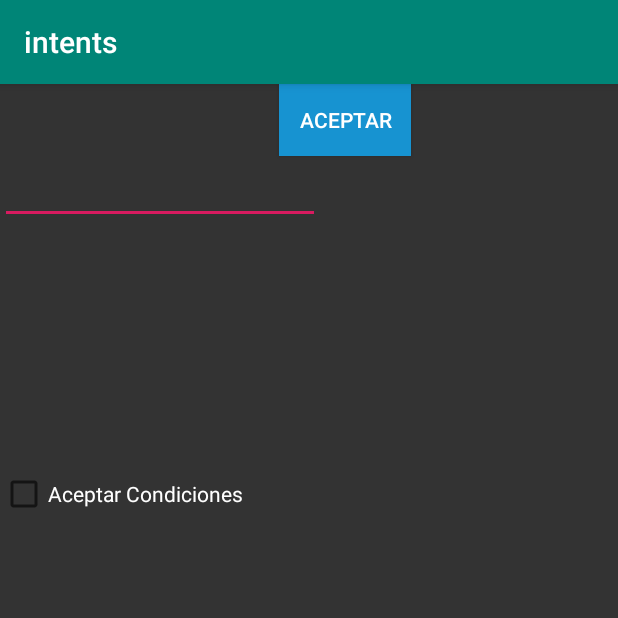
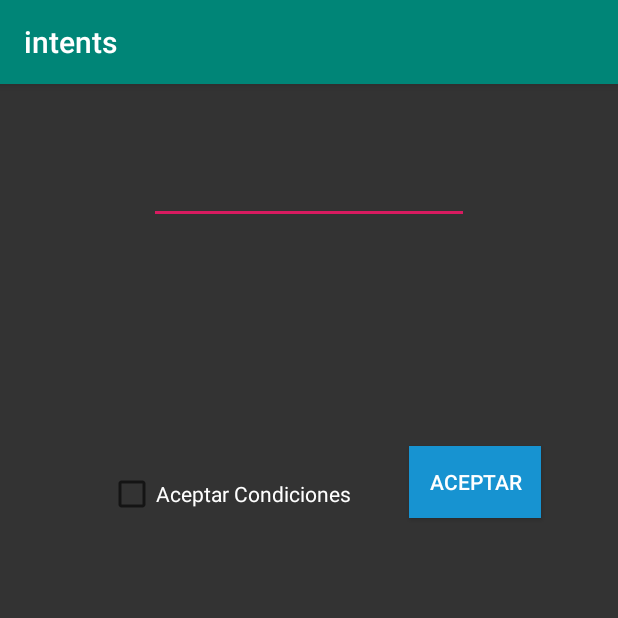
Before and after one commit to conandoel/Intents, an Android app: the CondicionesActivity screen opened directly, with no data from a screen before it, on a phone screen of 412 x 824 dp, the top half of it. Run offline under Robolectric (Android 15) with nearby library versions, the phone set to English and light mode, and no system bars.

Commit message:
ordenado activity condiciones

```diff
--- a/app/src/main/res/layout-v26/activity_condiciones.xml
+++ b/app/src/main/res/layout-v26/activity_condiciones.xml
@@ -11,33 +11,41 @@
         android:id="@+id/editText"
         android:layout_width="wrap_content"
         android:layout_height="wrap_content"
+        android:layout_marginStart="8dp"
         android:layout_marginTop="48dp"
+        android:layout_marginEnd="8dp"
         android:autofillHints=""
         android:ems="10"
         android:gravity="start|top"
         android:inputType="textMultiLine"
+        app:layout_constraintEnd_toEndOf="parent"
+        app:layout_constraintStart_toStartOf="parent"
         app:layout_constraintTop_toTopOf="parent"
-        tools:layout_editor_absoluteX="99dp"
         tools:text="Terminos y condiciones" />
 
     <CheckBox
         android:id="@+id/checkBox"
         android:layout_width="wrap_content"
         android:layout_height="wrap_content"
+        android:layout_marginStart="72dp"
         android:layout_marginTop="164dp"
         android:text="@string/aceptar_condiciones"
         android:textColor="@android:color/background_light"
-        app:layout_constraintTop_toBottomOf="@+id/editText"
-        tools:layout_editor_absoluteX="64dp" />
+        app:layout_constraintStart_toStartOf="parent"
+        app:layout_constraintTop_toBottomOf="@+id/editText" />
 
     <Button
         android:id="@+id/buttonAceptar"
         android:layout_width="wrap_content"
         android:layout_height="wrap_content"
         android:layout_marginStart="24dp"
+        android:layout_marginTop="148dp"
+        android:layout_marginEnd="8dp"
         android:background="@color/colorPrincipal"
         android:text="@string/aceptar"
         android:textColor="@android:color/background_light"
+        app:layout_constraintEnd_toEndOf="parent"
+        app:layout_constraintHorizontal_bias="0.254"
         app:layout_constraintStart_toEndOf="@+id/checkBox"
-        tools:layout_editor_absoluteY="241dp" />
+        app:layout_constraintTop_toBottomOf="@+id/editText" />
 </android.support.constraint.ConstraintLayout>
```
